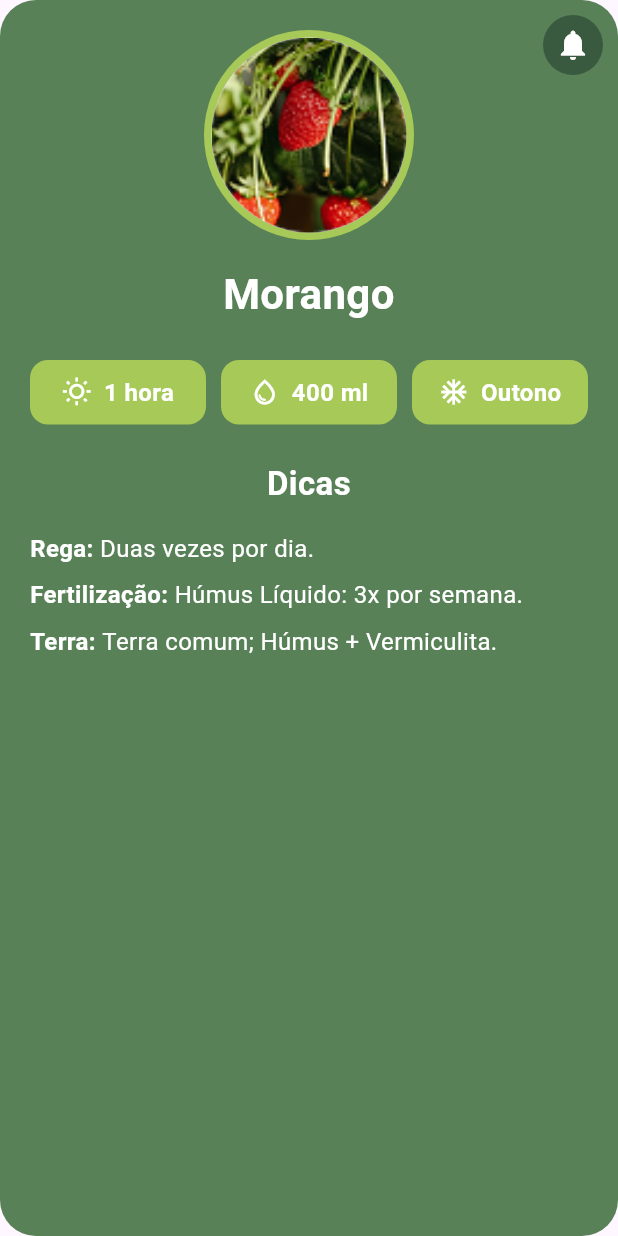
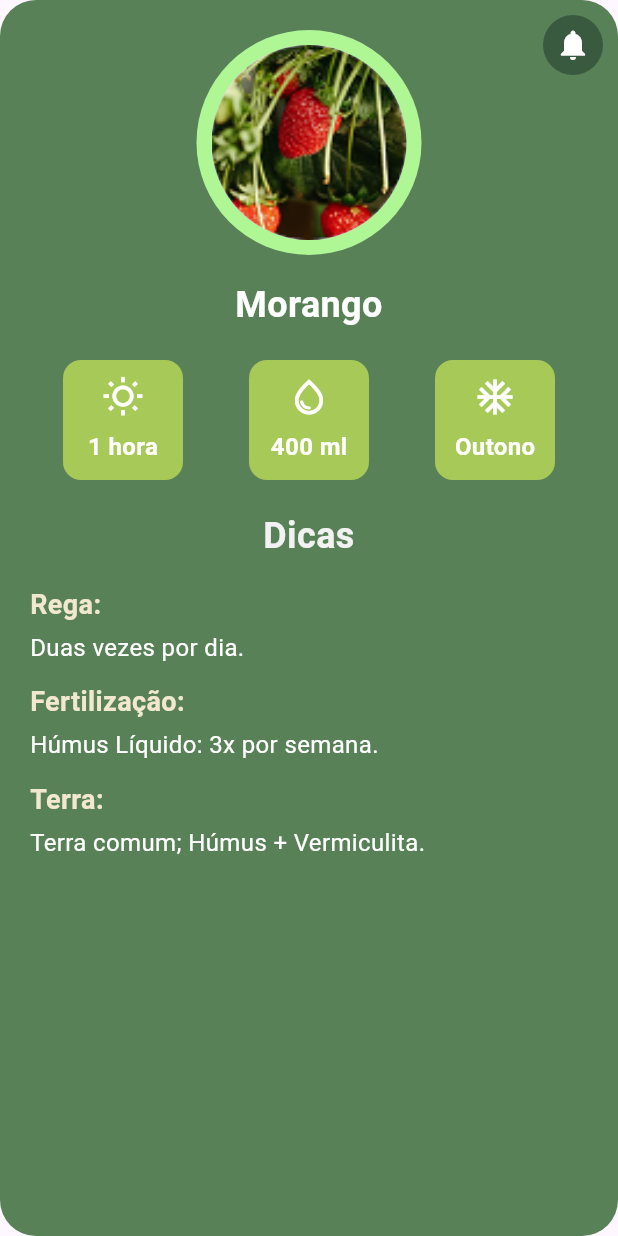
Before and after one commit to gabrielsilvaa12/GardenMeMobile, a Flutter app: the DetailedPlant widget shown alone on an empty page, opened directly, on a phone screen of 412 x 824 dp. Run offline on Flutter 3.47's test engine with Material 3 defaults, Android fonts, the light colour scheme and no system bars.

Commit message:
alteração no formato dos icones e mudança do formato das dicas

```diff
--- a/lib/components/detailed_plant.dart
+++ /dev/null
@@ -1,137 +0,0 @@
-import 'package:flutter/material.dart';
-
-class DetailedPlant extends StatelessWidget {
-  const DetailedPlant({super.key});
-
-  Widget _buildInfoIcon(IconData icon, String text) {
-    return Container(
-      padding: const EdgeInsets.symmetric(vertical: 10),
-      decoration: BoxDecoration(
-        color: const Color(0xFFa7c957),
-        borderRadius: BorderRadius.circular(12),
-      ),
-      child: Row(
-        mainAxisAlignment: MainAxisAlignment.center,
-        children: [
-          Icon(icon, color: Colors.white, size: 20),
-          const SizedBox(width: 8),
-          Text(
-            text,
-            style: const TextStyle(
-              color: Colors.white,
-              fontWeight: FontWeight.bold,
-              fontSize: 16,
-            ),
-          ),
-        ],
-      ),
-    );
-  }
-
-  Widget _buildDicaText(String title, String description) {
-    return Padding(
-      padding: const EdgeInsets.only(bottom: 8.0),
-      child: Text.rich(
-        TextSpan(
-          style: const TextStyle(color: Colors.white, fontSize: 16),
-          children: [
-            TextSpan(
-              text: title,
-              style: const TextStyle(fontWeight: FontWeight.bold),
-            ),
-            TextSpan(text: description),
-          ],
-        ),
-      ),
-    );
-  }
-
-  @override
-  Widget build(BuildContext context) {
-    return Container(
-      padding: const EdgeInsets.all(20.0),
-      decoration: BoxDecoration(
-        color: const Color(0xFF588157),
-        borderRadius: BorderRadius.circular(24),
-      ),
-      child: Stack(
-        clipBehavior: Clip.none,
-        children: [
-          Column(
-            crossAxisAlignment: CrossAxisAlignment.stretch,
-            children: [
-              Center(
-                child: CircleAvatar(
-                  radius: 70,
-                  backgroundColor: const Color(0xFFa7c957), // Cor da borda
-                  child: const CircleAvatar(
-                    radius: 65,
-                    backgroundImage: AssetImage('assets/images/moranguito.png'),
-                  ),
-                ),
-              ),
-              const SizedBox(height: 16),
-
-              const Text(
-                'Morango',
-                textAlign: TextAlign.center,
-                style: TextStyle(
-                  color: Colors.white,
-                  fontSize: 28,
-                  fontWeight: FontWeight.bold,
-                ),
-              ),
-              const SizedBox(height: 24),
-
-              Row(
-                children: [
-                  Expanded(
-                    child: _buildInfoIcon(Icons.wb_sunny_outlined, '1 hora'),
-                  ),
-                  const SizedBox(width: 10),
-                  Expanded(
-                    child: _buildInfoIcon(Icons.water_drop_outlined, '400 ml'),
-                  ),
-                  const SizedBox(width: 10),
-                  Expanded(child: _buildInfoIcon(Icons.ac_unit, 'Outono')),
-                ],
-              ),
-              const SizedBox(height: 24),
-
-              const Text(
-                'Dicas',
-                textAlign: TextAlign.center,
-                style: TextStyle(
-                  color: Colors.white,
-                  fontSize: 22,
-                  fontWeight: FontWeight.bold,
-                ),
-              ),
-              const SizedBox(height: 16),
-              _buildDicaText('Rega: ', 'Duas vezes por dia.'),
-              _buildDicaText('Fertilização: ', 'Húmus Líquido: 3x por semana.'),
-              _buildDicaText('Terra: ', 'Terra comum; Húmus + Vermiculita.'),
-            ],
-          ),
-
-          Positioned(
-            top: -10,
-            right: -10,
-            child: Container(
-              padding: const EdgeInsets.all(8),
-              decoration: const BoxDecoration(
-                color: Color(0xFF3A5A40),
-                shape: BoxShape.circle,
-              ),
-              child: const Icon(
-                Icons.notifications,
-                color: Colors.white,
-                size: 24,
-              ),
-            ),
-          ),
-        ],
-      ),
-    );
-  }
-}
--- a/lib/components/details_plant.dart
+++ b/lib/components/details_plant.dart
@@ -1,8 +1,59 @@
 import 'package:flutter/material.dart';
-import 'package:flutter/widgets.dart';
 
-class DetailsPlantCard extends StatelessWidget {
-  const DetailsPlantCard({super.key});
+class DetailedPlant extends StatelessWidget {
+  const DetailedPlant({super.key});
+
+  Widget _buildInfoIcon(IconData icon, String text) {
+    return Container(
+      height: 80,
+      width: 80,
+      padding: const EdgeInsets.symmetric(vertical: 10),
+      decoration: BoxDecoration(
+        color: const Color(0xFFa7c957),
+        borderRadius: BorderRadius.circular(12),
+      ),
+      child: Column(
+        mainAxisAlignment: MainAxisAlignment.center,
+        children: [
+          Icon(icon, color: Colors.white, size: 28),
+          const SizedBox(height: 8),
+          Text(
+            text,
+            style: const TextStyle(
+              color: Colors.white,
+              fontWeight: FontWeight.bold,
+              fontSize: 16,
+            ),
+          ),
+        ],
+      ),
+    );
+  }
+
+  Widget _buildDicaText(String title, String description) {
+    return Padding(
+      padding: const EdgeInsets.only(bottom: 12.0),
+      child: Column(
+        crossAxisAlignment: CrossAxisAlignment.start,
+        children: [
+          Text(
+            title,
+            style: const TextStyle(
+              color: Color(0xfff2e8cf),
+              fontSize: 18,
+              fontWeight: FontWeight.bold,
+            ),
+          ),
+          const SizedBox(height: 4),
+          Text(
+            description,
+            style: const TextStyle(color: Colors.white, fontSize: 16),
+          ),
+        ],
+      ),
+    );
+  }
+
   @override
   Widget build(BuildContext context) {
     return Container(
@@ -17,11 +68,11 @@ class DetailsPlantCard extends StatelessWidget {
           Column(
             crossAxisAlignment: CrossAxisAlignment.stretch,
             children: [
-              Center(
+              const Center(
                 child: CircleAvatar(
-                  radius: 70,
-                  backgroundColor: const Color(0xFFa7c957),
-                  child: const CircleAvatar(
+                  radius: 75,
+                  backgroundColor: Color(0xFFAFF695),
+                  child: CircleAvatar(
                     radius: 65,
                     backgroundImage: AssetImage('assets/images/moranguito.png'),
                   ),
@@ -41,47 +92,43 @@ class DetailsPlantCard extends StatelessWidget {
               const SizedBox(height: 20),
 
               Row(
+                mainAxisAlignment: MainAxisAlignment.spaceAround,
                 children: [
-                  Expanded(
-                    child: _buildInfoIcon(Icons.wb_sunny_outlined, '1 hora'),
-                  ),
-                  const SizedBox(width: 10),
-                  Expanded(
-                    child: _buildInfoIcon(Icons.water_drop_outlined, '400 ml'),
-                  ),
-                  const SizedBox(width: 10),
-                  Expanded(child: _buildInfoIcon(Icons.ac_unit, 'Outono')),
+                  _buildInfoIcon(Icons.wb_sunny_outlined, '1 hora'),
+                  _buildInfoIcon(Icons.water_drop_outlined, '400 ml'),
+                  _buildInfoIcon(Icons.ac_unit, 'Outono'),
                 ],
               ),
-              const SizedBox(height: 24),
+              const SizedBox(height: 20),
 
               const Text(
                 'Dicas',
                 textAlign: TextAlign.center,
                 style: TextStyle(
-                  color: Colors.white,
+                  color: Color(0xfff2f2f2),
                   fontSize: 24,
                   fontWeight: FontWeight.bold,
                 ),
               ),
               const SizedBox(height: 16),
-              _buildDicaText('Rega: ', 'Duas vezes por dia.'),
-              _buildDicaText('Fertilização: ', 'Húmus Líquido: 3x por semana.'),
-              _buildDicaText('Terra: ', 'Terra comum; Húmus + Vermiculita.'),
+              _buildDicaText('Rega:', 'Duas vezes por dia.'),
+              _buildDicaText('Fertilização:', 'Húmus Líquido: 3x por semana.'),
+              _buildDicaText('Terra:', 'Terra comum; Húmus + Vermiculita.'),
             ],
           ),
+
           Positioned(
             top: -10,
             right: -10,
             child: Container(
               padding: const EdgeInsets.all(8),
               decoration: const BoxDecoration(
-                color: Color(0xFF3A5A40), // Verde mais escuro
+                color: Color(0xFF3A5A40),
                 shape: BoxShape.circle,
               ),
               child: const Icon(
-                Icons.notifications_none_outlined,
-                color: Color(0xFFf2f2f2),
+                Icons.notifications,
+                color: Colors.white,
                 size: 24,
               ),
             ),
@@ -90,50 +137,4 @@ class DetailsPlantCard extends StatelessWidget {
       ),
     );
   }
-
-  Widget _buildInfoIcon(IconData icon, String text) {
-    return Container(
-      padding: const EdgeInsets.symmetric(vertical: 10),
-      decoration: BoxDecoration(
-        color: const Color(0XFFa7c957),
-        borderRadius: BorderRadius.circular(12),
-      ),
-      child: Row(
-        mainAxisAlignment: MainAxisAlignment.center,
-        children: [
-          Icon(icon, color: Colors.white, size: 20),
-          const SizedBox(width: 8),
-          Text(
-            text,
-            style: const TextStyle(
-              color: Color(0xFFf2f2f2),
-              fontSize: 16,
-              fontWeight: FontWeight.bold,
-            ),
-          ),
-        ],
-      ),
-    );
-  }
-
-  Widget _buildDicaText(String title, String description) {
-    return Padding(
-      padding: const EdgeInsets.only(bottom: 8.0),
-      child: Text.rich(
-        TextSpan(
-          style: const TextStyle(color: Color(0xfff2f2f2), fontSize: 16),
-          children: [
-            TextSpan(
-              text: title,
-              style: const TextStyle(
-                fontWeight: FontWeight.bold,
-                color: Color(0xFFf2e8cf),
-              ),
-            ),
-            TextSpan(text: description),
-          ],
-        ),
-      ),
-    );
-  }
 }
--- a/lib/components/plant_card.dart
+++ b/lib/components/plant_card.dart
@@ -55,9 +55,9 @@ class _PlantCardState extends State<PlantCard> {
       child: Row(
         children: [
           CircleAvatar(
-            radius: 35,
+            radius: 38,
             backgroundColor: corPlanta
-                ? const Color(0xFFA5D6A7)
+                ? const Color(0xFFAFF695)
                 : Colors.orange,
             child: CircleAvatar(
               radius: 32,
--- a/lib/pages/my_plant.dart
+++ b/lib/pages/my_plant.dart
@@ -11,7 +11,7 @@ class MinhaPlantaPage extends StatelessWidget {
     return curvedBackground(
       child: ListView(
         padding: const EdgeInsets.fromLTRB(20, 20, 20, 0),
-        children: const [DetailsPlantCard()],
+        children: const [DetailedPlant()],
       ),
     );
   }
```
Also changed, not shown: lib/pages/minha_planta_page.dart (deleted, +0 -17 lines).
